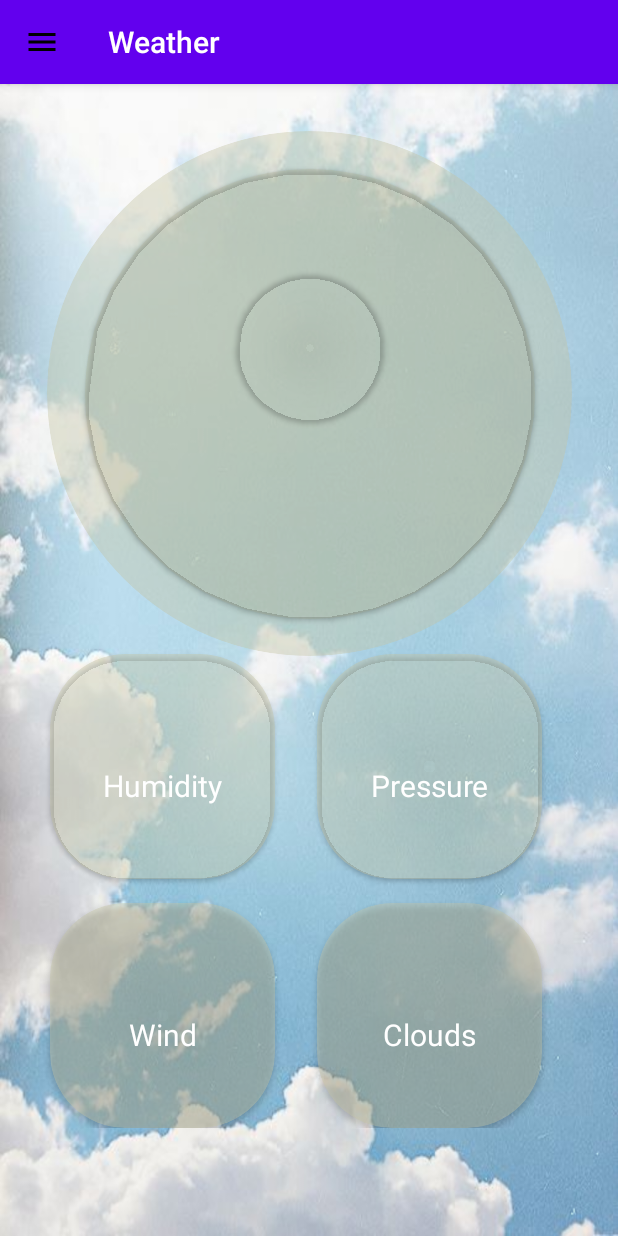
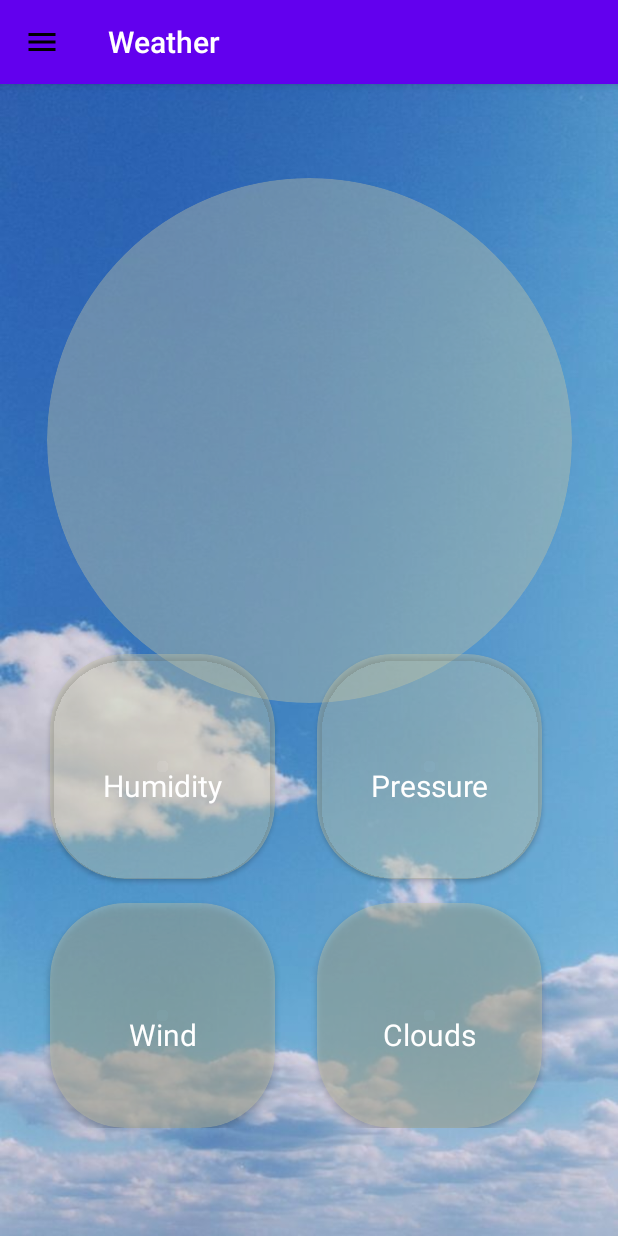
Before and after one commit to YousraMamdouh/Weather_Application, an Android app: the fragment HomePageFragment placed in its activity, on a phone screen of 412 x 824 dp. Run offline under Robolectric (Android 15) with nearby library versions, the phone set to English and light mode, and no system bars; our stand-ins replace navigation-ui; network calls fail; pictures from the network do not load; 6 statements that could not run were skipped.

Commit message:
changing background photo

```diff
--- a/app/build.gradle
+++ b/app/build.gradle
@@ -80,4 +80,8 @@ dependencies {
     //location
     implementation"com.google.android.gms:play-services-location:17.1.0"
 
+    //maps
+
+    implementation 'com.google.android.gms:play-services-maps:17.0.1'
+
 }
--- a/app/src/main/AndroidManifest.xml
+++ b/app/src/main/AndroidManifest.xml
@@ -14,6 +14,12 @@
         android:supportsRtl="true"
         android:theme="@style/Theme.Weather"
         tools:targetApi="31">
+        <meta-data
+            android:name="com.google.android.geo.Api-key"
+            android:value="AIzaSyBHbb8Ne6t3b1lpxFBfy9HugNAUAvRyi-c"
+
+            />
+
         <activity
             android:name=".MainActivity"
             android:exported="true">
--- a/app/src/main/res/layout/fragment_home_page.xml
+++ b/app/src/main/res/layout/fragment_home_page.xml
@@ -6,7 +6,7 @@
     xmlns:tools="http://schemas.android.com/tools"
     android:layout_width="match_parent"
     android:layout_height="match_parent"
-    android:background="@drawable/sky">
+    android:background="@drawable/backgroundoda">
 
     <androidx.constraintlayout.widget.ConstraintLayout
         android:layout_width="match_parent"
@@ -16,9 +16,11 @@
             android:id="@+id/date"
             android:layout_width="wrap_content"
             android:layout_height="wrap_content"
-            android:layout_marginTop="16dp"
-            android:textColor="@color/design_default_color_on_secondary"
-            android:textSize="20sp"
+            android:layout_margin="10dp"
+            android:layout_marginTop="24dp"
+            android:layout_marginBottom="16dp"
+            android:textColor="@color/material_dynamic_neutral100"
+            android:textSize="24sp"
             app:layout_constraintBottom_toTopOf="@+id/topGuideline"
             app:layout_constraintEnd_toEndOf="parent"
             app:layout_constraintStart_toStartOf="parent"
@@ -59,9 +61,10 @@
                     android:id="@+id/card"
                     android:layout_width="300dp"
                     android:layout_height="300dp"
-                    android:background="#33adad85"
-                    android:backgroundTint="#33adad85"
+                    android:background="@android:color/transparent"
+                    android:backgroundTint="@android:color/transparent"
                     app:cardCornerRadius="200dp"
+                    app:cardElevation="0dp"
                     app:layout_constraintBottom_toBottomOf="parent"
                     app:layout_constraintEnd_toEndOf="parent"
                     app:layout_constraintStart_toStartOf="parent"
@@ -92,7 +95,9 @@
                             android:layout_width="100dp"
                             android:layout_height="100dp"
                             android:backgroundTint="@android:color/transparent"
+                            android:elevation="0dp"
                             app:cardCornerRadius="100dp"
+                            app:cardElevation="0dp"
                             app:layout_constraintEnd_toEndOf="parent"
                             app:layout_constraintStart_toStartOf="parent"
                             app:layout_constraintTop_toBottomOf="@+id/temp">
@@ -137,7 +142,7 @@
             android:layout_width="wrap_content"
             android:layout_height="wrap_content"
             android:orientation="horizontal"
-            app:layout_constraintGuide_begin="20dp" />
+            app:layout_constraintGuide_begin="83dp" />
 
         <androidx.recyclerview.widget.RecyclerView
             android:id="@+id/hoursRecyclerView"
```
Also changed, not shown: app/src/main/res/drawable/backgroundoda.jpg (added).
